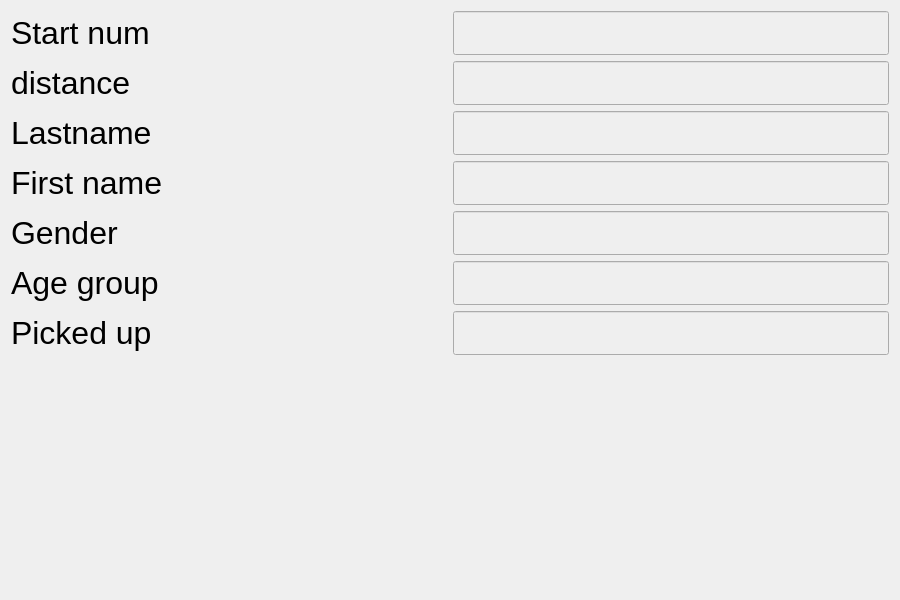
Qt form src/views/chipcontroll/chipcontroll.ui (stivehu/um3) before a commit.
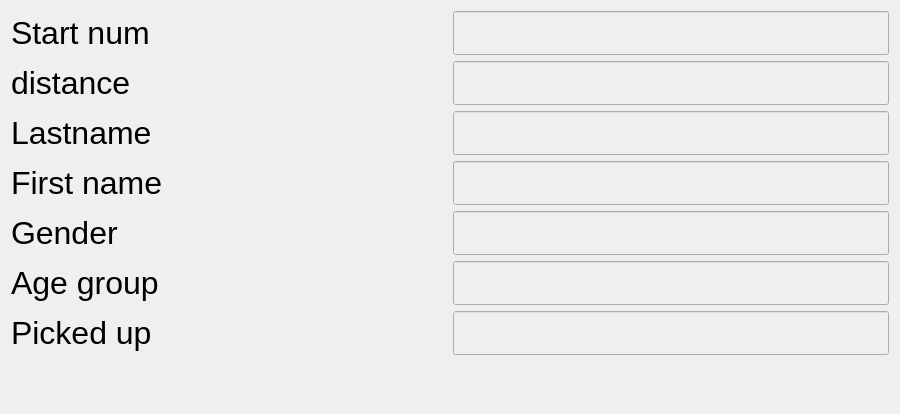
The same form after that commit.

Diff of the .ui file:
```diff
--- a/src/views/chipcontroll/chipcontroll.ui
+++ b/src/views/chipcontroll/chipcontroll.ui
@@ -10,7 +10,7 @@
     <x>0</x>
     <y>0</y>
     <width>900</width>
-    <height>600</height>
+    <height>414</height>
    </rect>
   </property>
   <property name="windowTitle">
```
